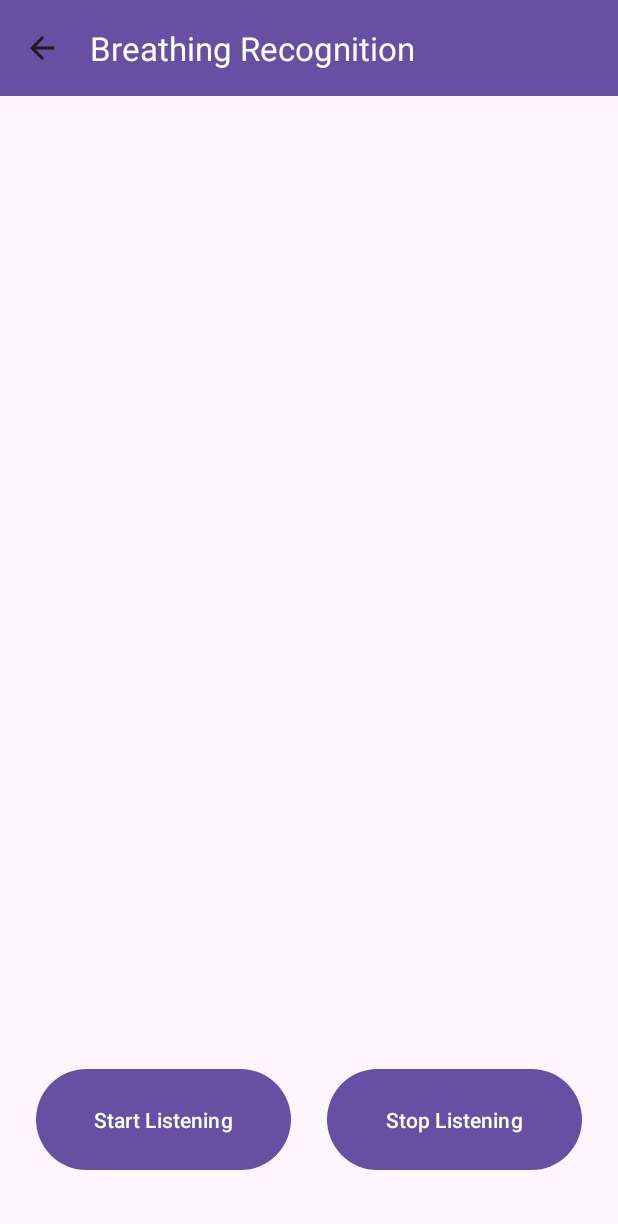
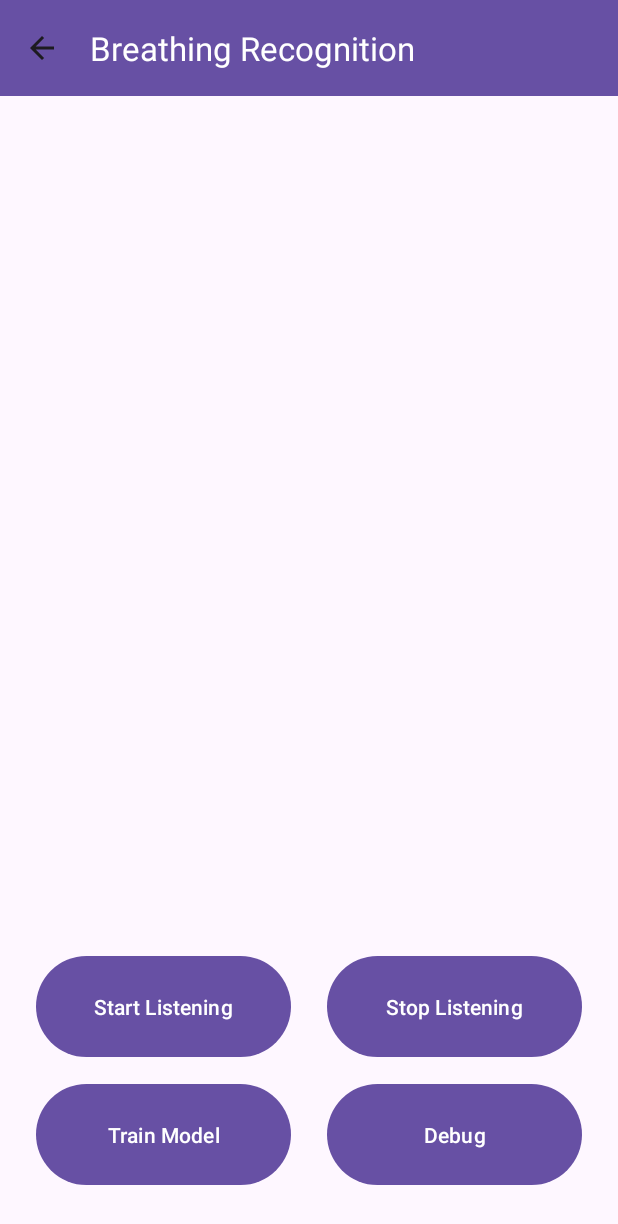
Before and after one commit to jiawei2000/earsense, an Android app: the BreathingActivity screen opened directly, with no data from a screen before it, on a phone screen of 412 x 824 dp. Shown: the top 1224 px of the screen. Run offline under Robolectric (Android 15) with nearby library versions, the phone set to English and light mode, and no system bars.

Commit message:
add breathing training activity

```diff
--- a/EarSense/app/src/main/AndroidManifest.xml
+++ b/EarSense/app/src/main/AndroidManifest.xml
@@ -17,6 +17,9 @@
         android:supportsRtl="true"
         android:theme="@style/Theme.EarSense"
         tools:targetApi="33">
+        <activity
+            android:name=".BreathingTrainingActivity"
+            android:exported="false" />
         <activity
             android:name=".BreathingActivity"
             android:exported="false" />
--- a/EarSense/app/src/main/java/com/example/earsense/BreathingActivity.kt
+++ b/EarSense/app/src/main/java/com/example/earsense/BreathingActivity.kt
@@ -1,6 +1,7 @@
 package com.example.earsense
 
 import android.content.Context
+import android.content.Intent
 import android.content.pm.PackageManager
 import android.media.AudioDeviceInfo
 import android.media.AudioFormat
@@ -66,6 +67,19 @@ class BreathingActivity : AppCompatActivity() {
         val stopListeningButton: Button = findViewById(R.id.buttonStop)
         stopListeningButton.setOnClickListener {
             stopRecording()
+        }
+
+        // Train Model Button
+        val trainModelButton: Button = findViewById(R.id.buttonTrainModel)
+        trainModelButton.setOnClickListener {
+            // Go to BreathingTrainingActivity
+            val intent = Intent(this, BreathingTrainingActivity::class.java)
+            startActivity(intent)
+        }
+
+        // Debug Button
+        val debugButton: Button = findViewById(R.id.buttonDebug)
+        debugButton.setOnClickListener {
         }
 
         // WaveFormView
--- a/EarSense/app/src/main/res/layout/activity_breathing.xml
+++ b/EarSense/app/src/main/res/layout/activity_breathing.xml
@@ -31,9 +31,9 @@
         android:id="@+id/buttonStart"
         android:layout_width="170dp"
         android:layout_height="75dp"
-        android:layout_marginBottom="40dp"
+        android:layout_marginBottom="10dp"
         android:text="Start Listening"
-        app:layout_constraintBottom_toBottomOf="parent"
+        app:layout_constraintBottom_toTopOf="@id/buttonTrainModel"
         app:layout_constraintEnd_toEndOf="parent"
         app:layout_constraintHorizontal_bias="0.1"
         app:layout_constraintStart_toStartOf="parent" />
@@ -42,11 +42,33 @@
         android:id="@+id/buttonStop"
         android:layout_width="170dp"
         android:layout_height="75dp"
-        android:layout_marginBottom="40dp"
+        android:layout_marginBottom="10dp"
         android:text="Stop Listening"
+        app:layout_constraintBottom_toTopOf="@id/buttonDebug"
+        app:layout_constraintEnd_toEndOf="parent"
+        app:layout_constraintHorizontal_bias="0.9"
+        app:layout_constraintStart_toStartOf="parent" />
+
+    <Button
+        android:id="@+id/buttonDebug"
+        android:layout_width="170dp"
+        android:layout_height="75dp"
+        android:layout_marginBottom="30dp"
+        android:text="Debug"
         app:layout_constraintBottom_toBottomOf="parent"
         app:layout_constraintEnd_toEndOf="parent"
         app:layout_constraintHorizontal_bias="0.9"
         app:layout_constraintStart_toStartOf="parent" />
 
+    <Button
+        android:id="@+id/buttonTrainModel"
+        android:layout_width="170dp"
+        android:layout_height="75dp"
+        android:layout_marginBottom="30dp"
+        android:text="Train Model"
+        app:layout_constraintBottom_toBottomOf="parent"
+        app:layout_constraintEnd_toEndOf="parent"
+        app:layout_constraintHorizontal_bias="0.1"
+        app:layout_constraintStart_toStartOf="parent" />
+
 </androidx.constraintlayout.widget.ConstraintLayout>
```
Also changed, not shown: EarSense/app/src/main/java/com/example/earsense/BreathingTrainingActivity.kt (added, +36 -0 lines), EarSense/app/src/main/res/layout/activity_breathing_training.xml (added, +24 -0 lines).
